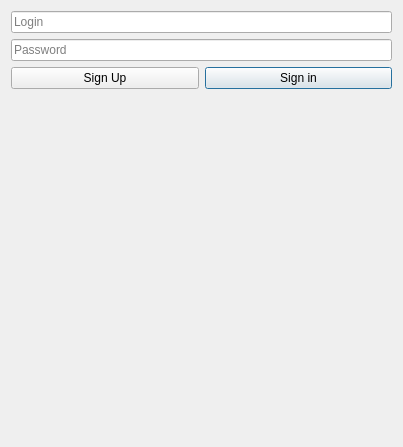
Knigan/Qt-Messenger, file connection.ui: the form before one commit.
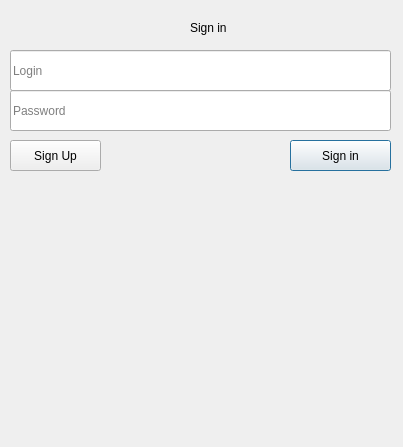
The form after the commit.

```diff
--- a/connection.ui
+++ b/connection.ui
@@ -13,23 +13,41 @@
   <property name="windowTitle">
    <string>Dialog</string>
   </property>
-  <layout class="QGridLayout" name="gridLayout">
-   <item row="3" column="0" colspan="2">
     <widget class="QLabel" name="ErrorLabel">
+   <property name="geometry">
+    <rect>
+     <x>10</x>
+     <y>180</y>
+     <width>381</width>
+     <height>41</height>
+    </rect>
+   </property>
      <property name="text">
       <string/>
      </property>
     </widget>
-   </item>
-   <item row="2" column="1">
     <widget class="QPushButton" name="SignInButton">
+   <property name="geometry">
+    <rect>
+     <x>290</x>
+     <y>140</y>
+     <width>101</width>
+     <height>31</height>
+    </rect>
+   </property>
      <property name="text">
       <string>Sign in</string>
      </property>
     </widget>
-   </item>
-   <item row="1" column="0" colspan="2">
     <widget class="QLineEdit" name="PasswordLineEdit">
+   <property name="geometry">
+    <rect>
+     <x>10</x>
+     <y>90</y>
+     <width>381</width>
+     <height>41</height>
+    </rect>
+   </property>
      <property name="echoMode">
       <enum>QLineEdit::Password</enum>
      </property>
@@ -37,22 +55,45 @@
       <string>Password</string>
      </property>
     </widget>
-   </item>
-   <item row="0" column="0" colspan="2">
     <widget class="QLineEdit" name="LoginLineEdit">
+   <property name="geometry">
+    <rect>
+     <x>10</x>
+     <y>50</y>
+     <width>381</width>
+     <height>41</height>
+    </rect>
+   </property>
      <property name="placeholderText">
       <string>Login</string>
      </property>
     </widget>
-   </item>
-   <item row="2" column="0">
     <widget class="QPushButton" name="SignUpButton">
+   <property name="geometry">
+    <rect>
+     <x>10</x>
+     <y>140</y>
+     <width>91</width>
+     <height>31</height>
+    </rect>
+   </property>
      <property name="text">
       <string>Sign Up</string>
      </property>
     </widget>
-   </item>
-  </layout>
+  <widget class="QLabel" name="label">
+   <property name="geometry">
+    <rect>
+     <x>190</x>
+     <y>20</y>
+     <width>49</width>
+     <height>16</height>
+    </rect>
+   </property>
+   <property name="text">
+    <string>Sign in</string>
+   </property>
+  </widget>
  </widget>
  <resources/>
  <connections/>
```
Lines whose indentation alone changed are shown as unchanged.
